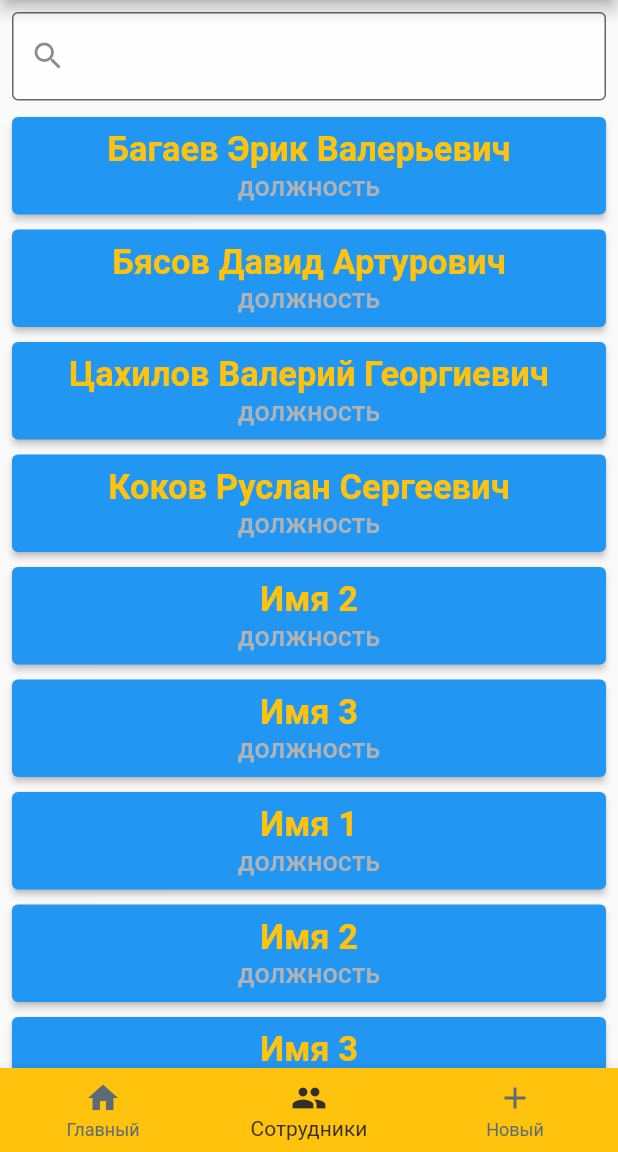
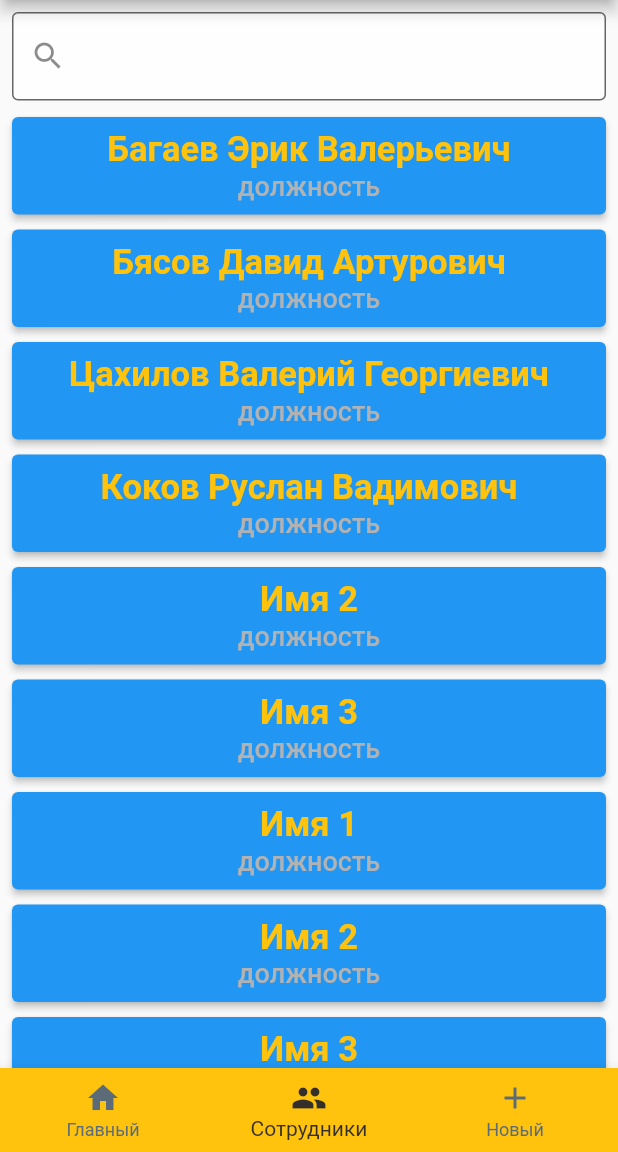
Before and after one commit to ErikBagaev1/Courswork_2, a Flutter app: the screen it shows after launch, item 2 of the bottom bar chosen, on a phone screen of 412 x 824 dp, the part 84-1236 px from its top. Run offline on Flutter 3.47's test engine with Material 2 defaults, Android fonts, the phone set to English and light mode, and no system bars.

Commit message:
вторая

```diff
--- a/lib/WorkersScreen/workers_screen.dart
+++ b/lib/WorkersScreen/workers_screen.dart
@@ -6,7 +6,7 @@ final _workers = [
   WorkersCards(fullName: 'Багаев Эрик Валерьевич', position: 'должность'),
   WorkersCards(fullName: 'Бясов Давид Артурович', position: 'должность'),
   WorkersCards(fullName: 'Цахилов Валерий Георгиевич', position: 'должность'),
-  WorkersCards(fullName: 'Коков Руслан Сергеевич', position: 'должность'),
+  WorkersCards(fullName: 'Коков Руслан Вадимович', position: 'должность'),
   WorkersCards(fullName: 'Имя 2', position: 'должность'),
   WorkersCards(fullName: 'Имя 3', position: 'должность'),
   WorkersCards(fullName: 'Имя 1', position: 'должность'),
```
